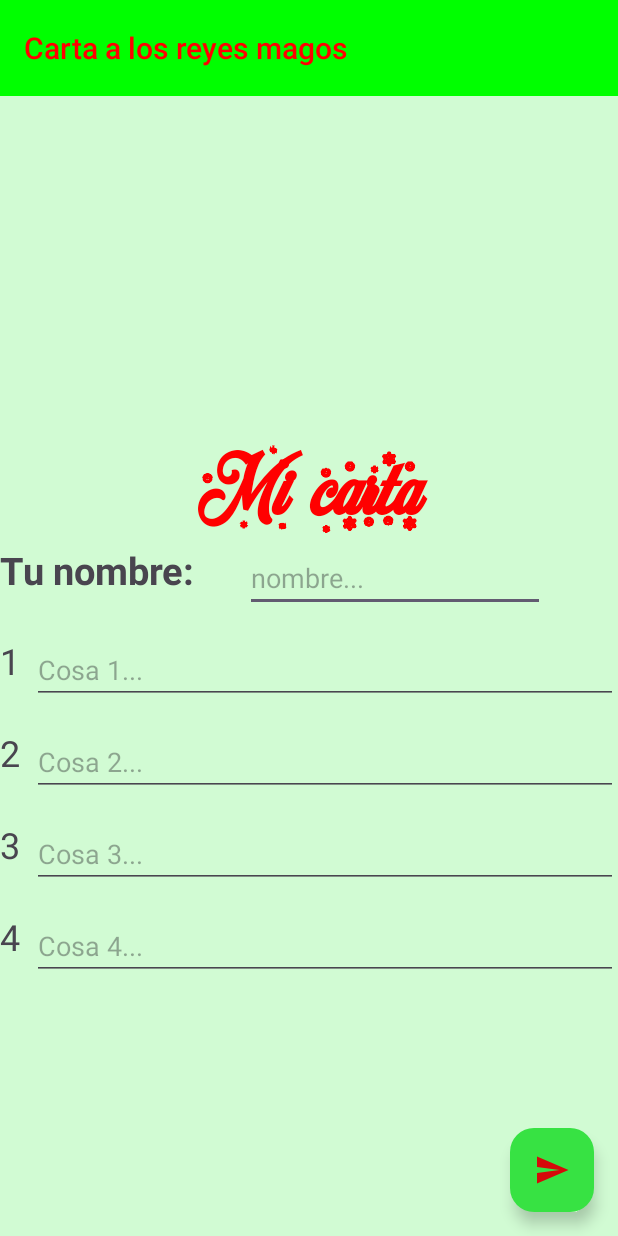
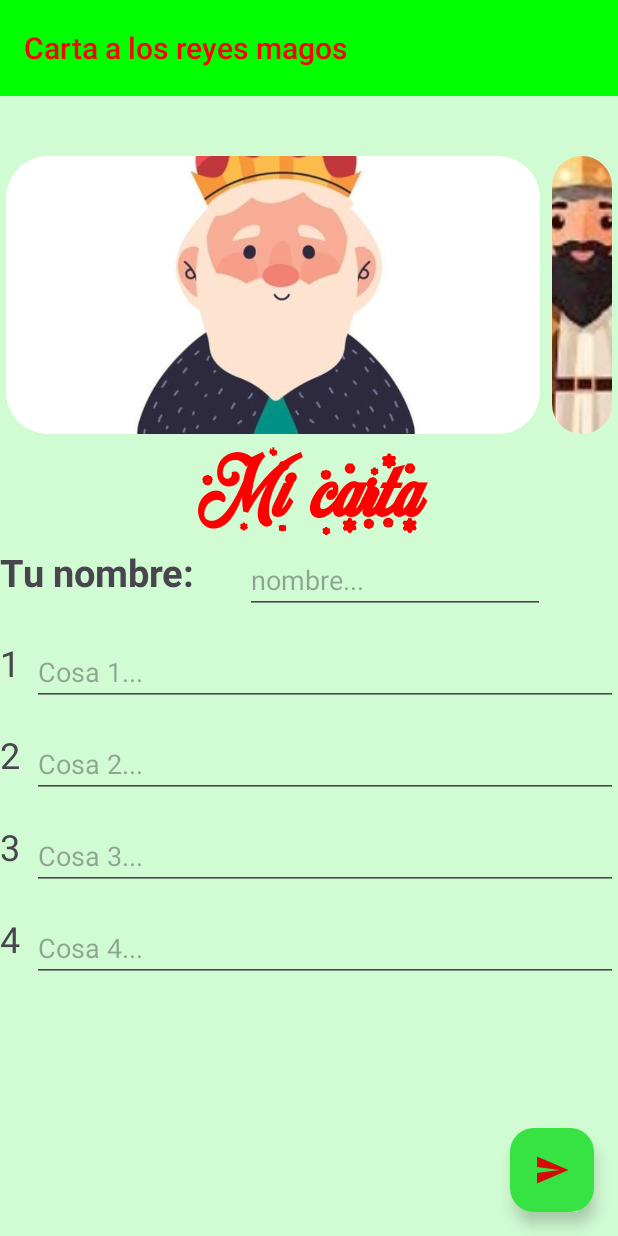
Before and after one commit to danimg0/cartaReyes, an Android app: the screen it shows after launch (MainActivity), on a phone screen of 412 x 824 dp. Run offline under Robolectric (Android 15) with nearby library versions, the phone set to English and light mode, and no system bars.

Commit message:
UPD: cositas

```diff
--- /dev/null
+++ b/CartaReyesMagos/app/src/main/java/com/example/cartareyesmagos/CarouselAdapter.java
@@ -0,0 +1,44 @@
+package com.example.cartareyesmagos;
+
+import android.view.LayoutInflater;
+import android.view.View;
+import android.view.ViewGroup;
+import android.widget.ImageView;
+
+import androidx.annotation.NonNull;
+import androidx.recyclerview.widget.RecyclerView;
+
+import java.util.ArrayList;
+
+public class CarouselAdapter extends RecyclerView.Adapter<CarouselAdapter.Image>{
+    private ArrayList<Integer> images;
+
+    public CarouselAdapter(ArrayList<Integer> images) {
+        this.images = images;
+    }
+
+    @NonNull
+    @Override
+    public Image onCreateViewHolder(@NonNull ViewGroup parent, int viewType) {
+        View view = LayoutInflater.from(parent.getContext()).inflate(R.layout.carousel_item,parent,false);
+        return new Image(view);
+    }
+
+    @Override
+    public void onBindViewHolder(@NonNull Image holder, int position) {
+        holder.image.setImageResource(images.get(position));
+    }
+
+    @Override
+    public int getItemCount() {
+        return images.size();
+    }
+
+    public static class Image extends RecyclerView.ViewHolder {
+        private ImageView image;
+        public Image(@NonNull View itemView) {
+            super(itemView);
+            this.image = itemView.findViewById(R.id.carousel_image_view);
+        }
+    }
+}
--- a/CartaReyesMagos/app/src/main/java/com/example/cartareyesmagos/MainActivity.java
+++ b/CartaReyesMagos/app/src/main/java/com/example/cartareyesmagos/MainActivity.java
@@ -6,12 +6,32 @@ import android.os.Bundle;
 import android.view.View;
 import android.widget.EditText;
 
+import androidx.activity.EdgeToEdge;
 import androidx.appcompat.app.AppCompatActivity;
+import androidx.core.graphics.Insets;
+import androidx.core.view.ViewCompat;
+import androidx.core.view.WindowInsetsCompat;
+import androidx.recyclerview.widget.RecyclerView;
+import androidx.recyclerview.widget.SnapHelper;
+
+import com.google.android.material.carousel.CarouselLayoutManager;
+import com.google.android.material.carousel.CarouselSnapHelper;
+import com.google.android.material.carousel.HeroCarouselStrategy;
+
+import java.util.ArrayList;
+import java.util.List;
 
 import com.google.android.material.floatingactionbutton.FloatingActionButton;
 import com.google.android.material.snackbar.Snackbar;
 
 public class MainActivity extends AppCompatActivity {
+    private ArrayList<Integer> images = new ArrayList<>(
+            List.of(
+                    R.drawable.melchor,
+                    R.drawable.gaspar,
+                    R.drawable.baltasar
+            )
+    );
 
     EditText nombre;
     EditText regalo1;
@@ -22,7 +42,13 @@ public class MainActivity extends AppCompatActivity {
     @Override
     protected void onCreate(Bundle savedInstanceState) {
         super.onCreate(savedInstanceState);
+        EdgeToEdge.enable(this);
         setContentView(R.layout.activity_main);
+        RecyclerView recyclerView = findViewById(R.id.carousel_recycler_view);
+        recyclerView.setAdapter(new CarouselAdapter(images));
+        recyclerView.setLayoutManager(new CarouselLayoutManager(new HeroCarouselStrategy()));
+        CarouselSnapHelper snapHelper = new CarouselSnapHelper();
+        snapHelper.attachToRecyclerView(recyclerView);
 
         nombre = findViewById(R.id.edNombre);
         regalo1 = findViewById(R.id.edItem1);
--- a/CartaReyesMagos/app/src/main/res/layout/activity_main.xml
+++ b/CartaReyesMagos/app/src/main/res/layout/activity_main.xml
@@ -1,6 +1,5 @@
 <?xml version="1.0" encoding="utf-8"?>
-<androidx.constraintlayout.widget.ConstraintLayout
-    xmlns:android="http://schemas.android.com/apk/res/android"
+<androidx.constraintlayout.widget.ConstraintLayout xmlns:android="http://schemas.android.com/apk/res/android"
     xmlns:app="http://schemas.android.com/apk/res-auto"
     xmlns:tools="http://schemas.android.com/tools"
     android:id="@+id/main"
@@ -9,7 +8,6 @@
     android:background="#D1FBD3"
     tools:context=".MainActivity"
     >
-
     <com.google.android.material.floatingactionbutton.FloatingActionButton
         android:id="@+id/floating_action_button"
         android:layout_width="wrap_content"
@@ -18,8 +16,8 @@
         android:layout_margin="16dp"
         android:contentDescription="Enviar carta"
         app:backgroundTint="#37E243"
+        app:tint="@null"
         app:srcCompat="@drawable/boton_enviar"
-        app:tint="@null"
         app:layout_constraintBottom_toBottomOf="parent"
         app:layout_constraintEnd_toEndOf="parent"
         />
@@ -37,6 +35,13 @@
         app:layout_constraintStart_toStartOf="parent"
         app:layout_constraintTop_toTopOf="parent" />
 
+    <androidx.recyclerview.widget.RecyclerView
+        android:id="@+id/carousel_recycler_view"
+        android:layout_width="match_parent"
+        android:layout_height="225dp"
+        android:clipChildren="false"
+        android:clipToPadding="false"
+        app:layout_constraintTop_toBottomOf="@id/toolbar"/>
     <TextView
         android:id="@+id/tvCarta"
         android:layout_width="0dp"
@@ -47,9 +52,8 @@
         android:textStyle="bold"
         android:fontFamily="@font/merry_first"
         android:textColor="#FF0000"
-        app:layout_constraintBottom_toBottomOf="parent"
         app:layout_constraintStart_toStartOf="parent"
-        app:layout_constraintTop_toTopOf="parent"
+        app:layout_constraintTop_toBottomOf="@id/carousel_recycler_view"
         app:layout_constraintEnd_toEndOf="parent"
         app:layout_constraintVertical_bias="0.4"
         android:layout_marginBottom="30sp"/>
--- /dev/null
+++ b/CartaReyesMagos/app/src/main/res/layout/carousel_item.xml
@@ -0,0 +1,19 @@
+<?xml version="1.0" encoding="utf-8"?>
+<com.google.android.material.carousel.MaskableFrameLayout
+    xmlns:android="http://schemas.android.com/apk/res/android"
+    xmlns:app="http://schemas.android.com/apk/res-auto"
+    xmlns:tools="http://schemas.android.com/tools"
+    android:id="@+id/carousel_item_container"
+    android:layout_width="150dp"
+    android:layout_height="match_parent"
+    android:layout_marginTop="40dp"
+    android:layout_marginStart="4dp"
+    android:layout_marginEnd="4dp"
+    android:foreground="?attr/selectableItemBackground"
+    app:shapeAppearance="?attr/shapeAppearanceCornerExtraLarge">
+    <ImageView
+        android:id="@+id/carousel_image_view"
+        android:layout_width="match_parent"
+        android:layout_height="match_parent"
+        android:scaleType="centerCrop"/>
+</com.google.android.material.carousel.MaskableFrameLayout>
```
Also changed, not shown: CartaReyesMagos/app/src/main/res/drawable/baltasar.jpg (added), CartaReyesMagos/app/src/main/res/drawable/gaspar.jpg (added), CartaReyesMagos/app/src/main/res/drawable/melchor.jpg (added).
